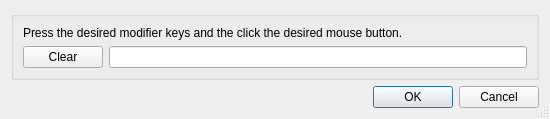
Old version of the form Preferences/MouseClickDialog.ui in the repository testmana2/test.
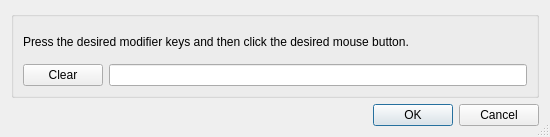
New version of the form.

Patch:
```diff
--- a/Preferences/MouseClickDialog.ui
+++ b/Preferences/MouseClickDialog.ui
@@ -7,7 +7,7 @@
     <x>0</x>
     <y>0</y>
     <width>550</width>
-    <height>111</height>
+    <height>137</height>
    </rect>
   </property>
   <property name="windowTitle">
@@ -43,7 +43,7 @@
       <item row="0" column="0" colspan="2">
        <widget class="QLabel" name="label">
         <property name="text">
-         <string>Press the desired modifier keys and the click the desired mouse button.</string>
+         <string>Press the desired modifier keys and then click the desired mouse button.</string>
         </property>
         <property name="wordWrap">
          <bool>false</bool>
```
